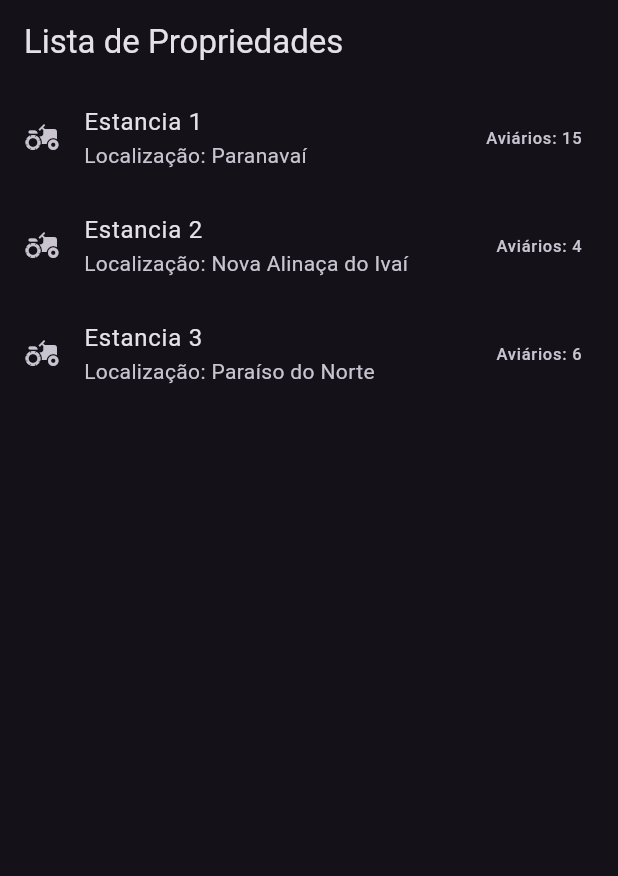
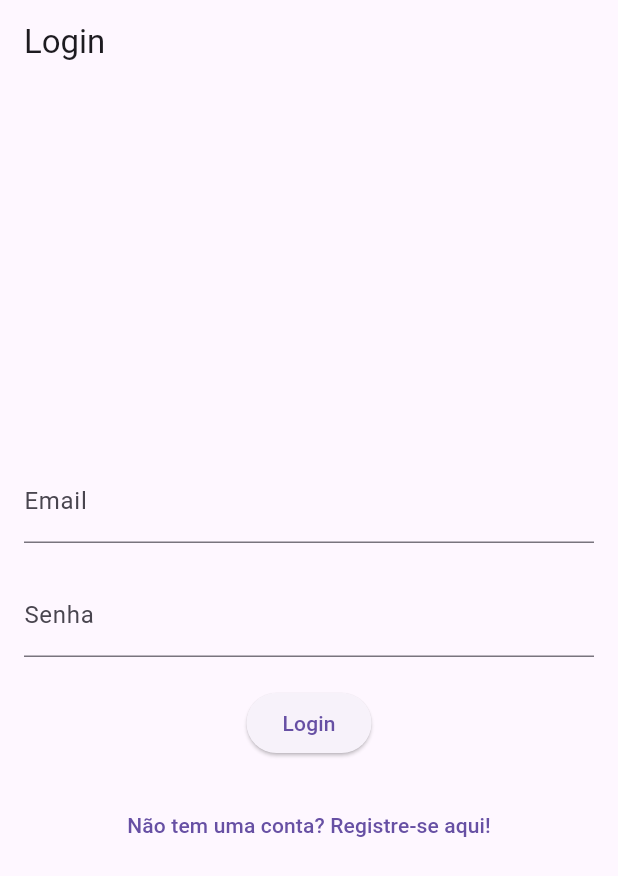
Before and after one commit to EduardoCavazin/projeto-aviario, a Flutter app: the screen it shows after launch, on a phone screen of 412 x 824 dp. Shown: the top 876 px of the screen. Run offline on Flutter 3.47's test engine with Material 3 defaults, Android fonts, the phone set to English and light mode, and no system bars; our stand-ins replace connectivity_plus, sqflite, supabase_flutter; accounts and stored records are empty.

Commit message:
Aula 03-10

```diff
--- a/lib/app/aplication/my_app.dart
+++ b/lib/app/aplication/my_app.dart
@@ -1,6 +1,4 @@
 import 'package:flutter/material.dart';
-import 'package:projeto_avirario/widget/cadastro_propriedade.dart';
-import 'package:projeto_avirario/widget/lista_propriedade.dart';
 import 'package:projeto_avirario/widget/routes.dart';
 
 class MyApp extends StatelessWidget {
@@ -9,12 +7,9 @@ class MyApp extends StatelessWidget {
   @override
   Widget build(BuildContext context) {
     return MaterialApp(
-        title: 'Projeto Aviário',
-        debugShowCheckedModeBanner: false,
-        theme: ThemeData.dark(),
-        routes: {
-          Routes.home:  (context) => ListaPropriedade(),
-          Routes.registerPropety: (context) => CadastroPropriedade(),
-        });
+      title: 'Projeto Aviário',
+      initialRoute: Routes.login,
+      routes: Routes.getRoutes(),
+    );
   }
 }
--- a/lib/app/database/supabase/conexao_supabase.dart
+++ b/lib/app/database/supabase/conexao_supabase.dart
@@ -6,7 +6,7 @@ class DatabaseConnection {
   DatabaseConnection._internal()
       : supabase = SupabaseClient(
           'https://yqwfskkndydcaheouhlu.supabase.co',
-          'your-anon-key',
+          'eyJhbGciOiJIUzI1NiIsInR5cCI6IkpXVCJ9.eyJpc3MiOiJzdXBhYmFzZSIsInJlZiI6Inlxd2Zza2tuZHlkY2FoZW91aGx1Iiwicm9sZSI6ImFub24iLCJpYXQiOjE3Mjc5NzI1OTksImV4cCI6MjA0MzU0ODU5OX0.TkvBUaLNcKxOM8hhLHUzDsc_0moC0M5kxyP9UKmQcg0',
         );
 
   static final DatabaseConnection _instance = DatabaseConnection._internal();
--- a/lib/app/domain/interface/i_dao_usuario.dart
+++ b/lib/app/domain/interface/i_dao_usuario.dart
@@ -5,4 +5,5 @@ abstract class IDAOUsuario {
   Future<DTOUsuario?> buscarPorId(dynamic id);
   Future<List<DTOUsuario>> buscarUsuarios();
   Future<void> deletar(dynamic id);
+  Future<DTOUsuario?> buscarPorEmail(String email);
 }
--- a/lib/app/domain/usuario.dart
+++ b/lib/app/domain/usuario.dart
@@ -42,6 +42,14 @@ class Usuario {
   static Future<List<Usuario>> buscarUsuarios(IDAOUsuario dao) async {
     final dtos = await dao.buscarUsuarios();
     return dtos.map((dto) => Usuario(dto: dto)).toList();
+  }
+
+  static Future<Usuario?> buscarPorEmail(IDAOUsuario dao, String email) async {
+    final dto = await dao.buscarPorEmail(email);
+    if (dto != null) {
+      return Usuario(dto: dto);
+    }
+    return null;
   }
 
   void addPropriedade(Propriedade propriedade) {
--- a/lib/main.dart
+++ b/lib/main.dart
@@ -1,6 +1,6 @@
 import 'package:flutter/material.dart';
 import 'package:projeto_avirario/app/aplication/my_app.dart';
 
-void main(){
-  runApp(const MyApp());
+void main() {
+  runApp(MyApp());
 }
--- a/lib/widget/lista_propriedade.dart
+++ b/lib/widget/lista_propriedade.dart
@@ -1,21 +1,13 @@
 import 'package:flutter/material.dart';
+import 'package:projeto_avirario/app/database/supabase/dao_propriedade_supabase.dart';
 import 'package:projeto_avirario/app/domain/dto/dto_propriedade.dart';
+import 'package:projeto_avirario/widget/cadastro_propriedade.dart';
 
 class ListaPropriedade extends StatelessWidget {
+  final DAOPropriedadeSupabase daoPropriedade = DAOPropriedadeSupabase();
 
   Future<List<DTOPropriedade>> consultar() async {
-    return[
-      DTOPropriedade(nome: 'Estancia 1', localizacao: 'Paranavaí', qtdAviario: 15),
-      DTOPropriedade(nome: 'Estancia 2', localizacao: 'Nova Alinaça do Ivaí', qtdAviario: 4),
-      DTOPropriedade(nome: 'Estancia 3', localizacao: 'Paraíso do Norte', qtdAviario: 6),
-    ];
-  }
-
-  Widget createButton(BuildContext context, String route, String text) {
-    return TextButton(
-      onPressed: () => Navigator.pushNamed(context, route),
-      child: Text(text),
-    );
+    return await daoPropriedade.buscarPropriedade();
   }
 
   @override
@@ -23,19 +15,29 @@ class ListaPropriedade extends StatelessWidget {
     return Scaffold(
       appBar: AppBar(
         title: Text('Lista de Propriedades'),
+        actions: [
+          IconButton(
+            icon: Icon(Icons.add_home_work),
+            onPressed: () {
+              Navigator.push(
+                context,
+                MaterialPageRoute(builder: (context) => CadastroPropriedade()),
+              );
+            },
+          )
+        ],
       ),
-      body: FutureBuilder(
+      body: FutureBuilder<List<DTOPropriedade>>(
         future: consultar(),
-        builder: (BuildContext context, AsyncSnapshot snapshot) {
-          var dados = snapshot.data;
-
+        builder: (BuildContext context, AsyncSnapshot<List<DTOPropriedade>> snapshot) {
           if (snapshot.connectionState == ConnectionState.waiting) {
-            return Center(child: CircularProgressIndicator()); // Indicador de carregamento
+            return Center(child: CircularProgressIndicator());
           }
 
-          if (!snapshot.hasData || dados == null || dados.isEmpty) {
-            return Center(child: Text('Nenhum dado encontrado'));
+          if (!snapshot.hasData || snapshot.data!.isEmpty) {
+            return Center(child: Text('Nenhuma propriedade encontrada.'));
           } else {
+            var dados = snapshot.data!;
             return ListView.builder(
               itemCount: dados.length,
               itemBuilder: (context, index) {
--- /dev/null
+++ b/lib/widget/login.dart
@@ -0,0 +1,98 @@
+import 'package:flutter/material.dart';
+import 'package:projeto_avirario/app/database/supabase/dao_usuario_supabase.dart';
+import 'package:projeto_avirario/widget/routes.dart';
+import 'package:projeto_avirario/app/domain/dto/dto_usuario.dart';
+
+class LoginScreen extends StatelessWidget {
+  final _formKey = GlobalKey<FormState>();
+  final TextEditingController emailController = TextEditingController();
+  final TextEditingController passwordController = TextEditingController();
+  final DAOUsuarioSupabase daoUsuario = DAOUsuarioSupabase();
+
+  Future<void> _login(BuildContext context) async {
+  if (_formKey.currentState!.validate()) {
+    final email = emailController.text;
+    final senha = passwordController.text;
+
+    try {
+      DTOUsuario? usuario = await daoUsuario.buscarPorEmail(email);
+
+      print('Senha do banco: ${usuario?.senha}, Senha inserida: $senha');
+
+      if (usuario != null && usuario.senha == senha) {
+        Navigator.pushNamed(context, Routes.listaPropriedade);
+      } else {
+        ScaffoldMessenger.of(context).showSnackBar(
+          SnackBar(content: Text('Email ou senha incorretos!')),
+        );
+      }
+    } catch (e) {
+      ScaffoldMessenger.of(context).showSnackBar(
+        SnackBar(content: Text('Erro ao fazer login: $e')),
+      );
+    }
+  }
+}
+
+  @override
+  Widget build(BuildContext context) {
+    return Scaffold(
+      appBar: AppBar(
+        title: Text('Login'),
+      ),
+      body: Padding(
+        padding: const EdgeInsets.all(16.0),
+        child: Form(
+          key: _formKey,
+          child: Column(
+            mainAxisAlignment: MainAxisAlignment.center,
+            children: [
+              TextFormField(
+                controller: emailController,
+                decoration: InputDecoration(labelText: 'Email'),
+                keyboardType: TextInputType.emailAddress,
+                validator: (value) {
+                  if (value == null || value.isEmpty) {
+                    return 'Por favor, insira seu email';
+                  }
+                  if (!value.contains('@')) {
+                    return 'Insira um email válido';
+                  }
+                  return null;
+                },
+              ),
+              SizedBox(height: 20),
+              TextFormField(
+                controller: passwordController,
+                decoration: InputDecoration(labelText: 'Senha'),
+                obscureText: true,
+                validator: (value) {
+                  if (value == null || value.isEmpty) {
+                    return 'Por favor, insira sua senha';
+                  }
+                  if (value.length < 6) {
+                    return 'A senha deve ter no mínimo 6 caracteres';
+                  }
+                  return null;
+                },
+              ),
+              SizedBox(height: 20),
+              ElevatedButton(
+                onPressed: () => _login(context),
+                child: Text('Login'),
+              ),
+              SizedBox(height: 20),
+              TextButton(
+                onPressed: () {
+                  Navigator.pushNamed(
+                      context, Routes.cadastroUsuario);
+                },
+                child: Text('Não tem uma conta? Registre-se aqui!'),
+              ),
+            ],
+          ),
+        ),
+      ),
+    );
+  }
+}
--- a/lib/widget/routes.dart
+++ b/lib/widget/routes.dart
@@ -1,5 +1,18 @@
-class Routes{
-  static const String home = '/';
-  static const String list = 'list';
-  static const String registerPropety = 'regiser';
+import 'package:flutter/material.dart';
+import 'package:projeto_avirario/widget/login.dart';
+import 'package:projeto_avirario/widget/cadastro_usuário.dart';
+import 'package:projeto_avirario/widget/lista_propriedade.dart'
+;
+class Routes {
+  static const String login = '/';
+  static const String cadastroUsuario = '/cadastro-usuario';
+  static const String listaPropriedade = '/lista-propriedade';
+
+  static Map<String, WidgetBuilder> getRoutes() {
+    return {
+      login: (context) => LoginScreen(),
+      cadastroUsuario: (context) => CadastroUsuario(),
+      listaPropriedade: (context) => ListaPropriedade(),
+    };
+  }
 }
```
Also changed, not shown: lib/app/database/supabase/dao_propriedade_supabase.dart (+10 -26 lines), lib/app/database/supabase/dao_usuario_supabase.dart (+38 -37 lines), lib/widget/cadastro_propriedade.dart (+85 -3 lines), lib/widget/cadastro_usuário.dart (added, +148 -0 lines).
